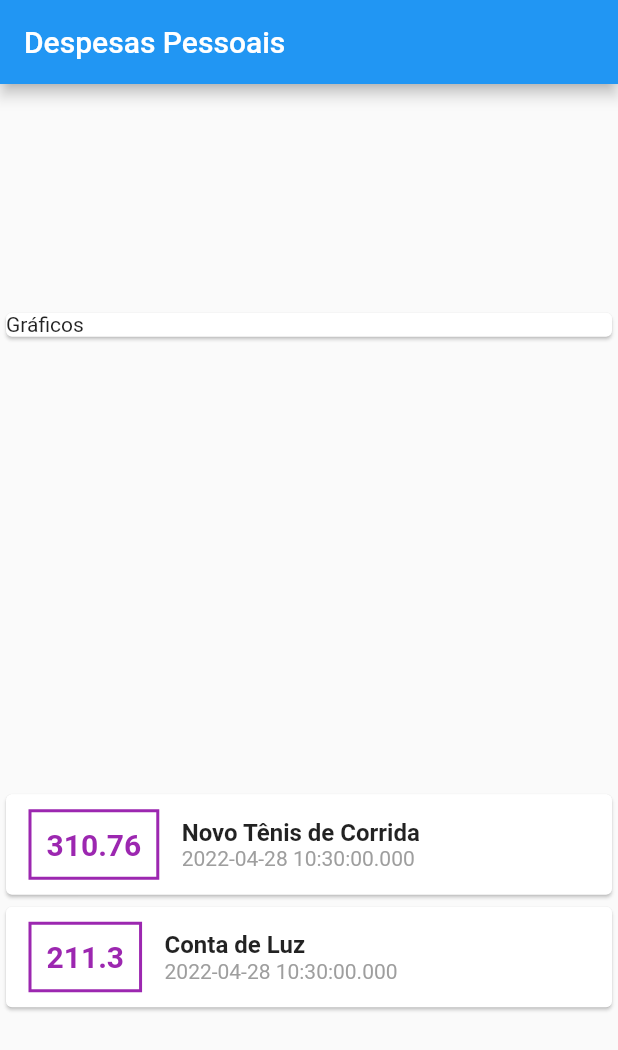
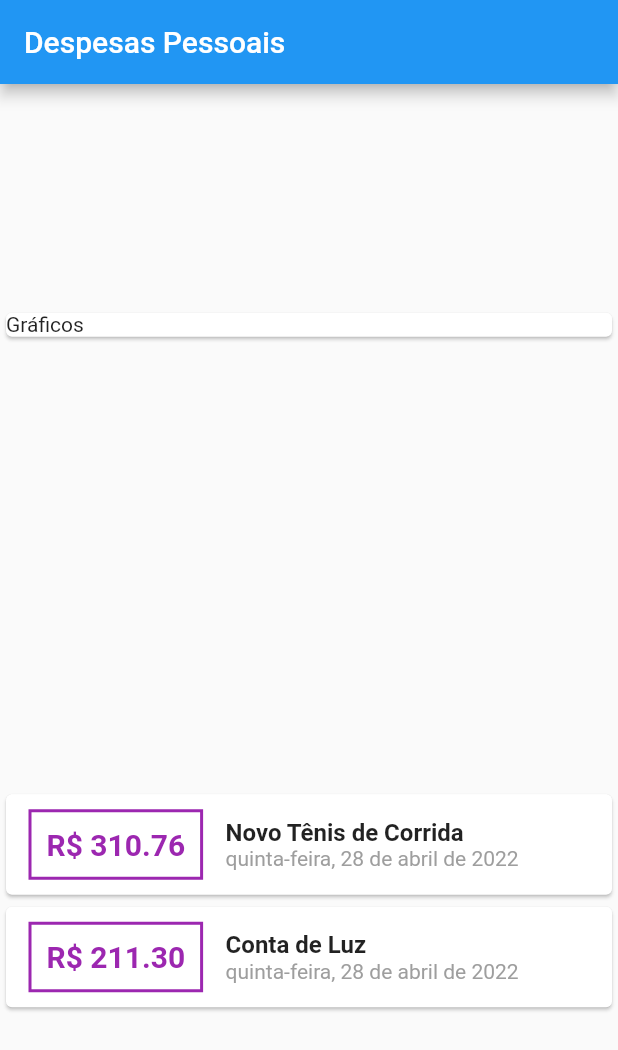
Before and after one commit to WellysonP/Depesas_Pessoais, a Flutter app: the screen it shows after launch, on a phone screen of 412 x 824 dp. Shown: the top 1050 px of the screen. Run offline on Flutter 3.47's test engine with Material 2 defaults, Android fonts, the phone set to English and light mode, and no system bars.

Commit message:
pradonização intl pt_BR

```diff
--- a/lib/main.dart
+++ b/lib/main.dart
@@ -1,5 +1,7 @@
 import 'package:expenses/models/transaction.dart';
 import 'package:flutter/material.dart';
+import 'package:intl/intl.dart';
+import 'package:flutter_localizations/flutter_localizations.dart';
 
 main() => runApp(ExpensesApp());
 
@@ -7,6 +9,11 @@ class ExpensesApp extends StatelessWidget {
   @override
   Widget build(BuildContext context) {
     return MaterialApp(
+      localizationsDelegates: [
+        GlobalMaterialLocalizations.delegate,
+        GlobalWidgetsLocalizations.delegate
+      ],
+      supportedLocales: [const Locale('pt', 'BR')],
       debugShowCheckedModeBanner: false,
       home: MyHomePage(),
     );
@@ -61,7 +68,7 @@ class MyHomePage extends StatelessWidget {
                       ),
                       padding: EdgeInsets.all(10),
                       child: Text(
-                        tr.value.toString(),
+                        "R\$ ${tr.value.toStringAsFixed(2)}",
                         style: TextStyle(
                           fontWeight: FontWeight.bold,
                           fontSize: 20,
@@ -80,7 +87,8 @@ class MyHomePage extends StatelessWidget {
                           ),
                         ),
                         Text(
-                          tr.date.toString(),
+                          DateFormat("EEEE, d 'de' MMMM 'de' y", "pt_BR")
+                              .format(tr.date),
                           style: TextStyle(
                             color: Colors.grey,
                           ),
--- a/pubspec.yaml
+++ b/pubspec.yaml
@@ -28,6 +28,10 @@ environment:
 # versions available, run `flutter pub outdated`.
 dependencies:
   flutter:
+    sdk: flutter
+  intl: ^0.17.0
+
+  flutter_localizations:
     sdk: flutter
 
 
```
Also changed, not shown: pubspec.lock.
